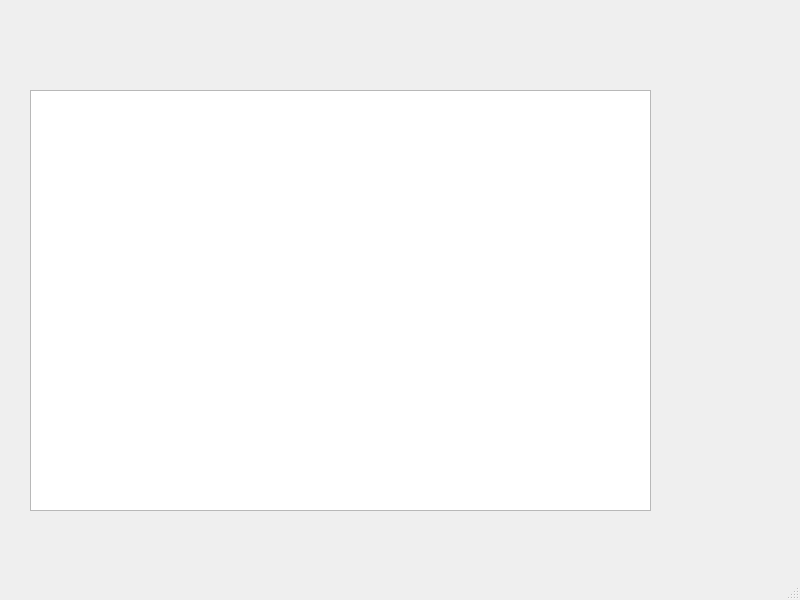
Old version of the form QT/7/TextEditor/mainwindow.ui in the repository Loreleiyy/GikBrains.
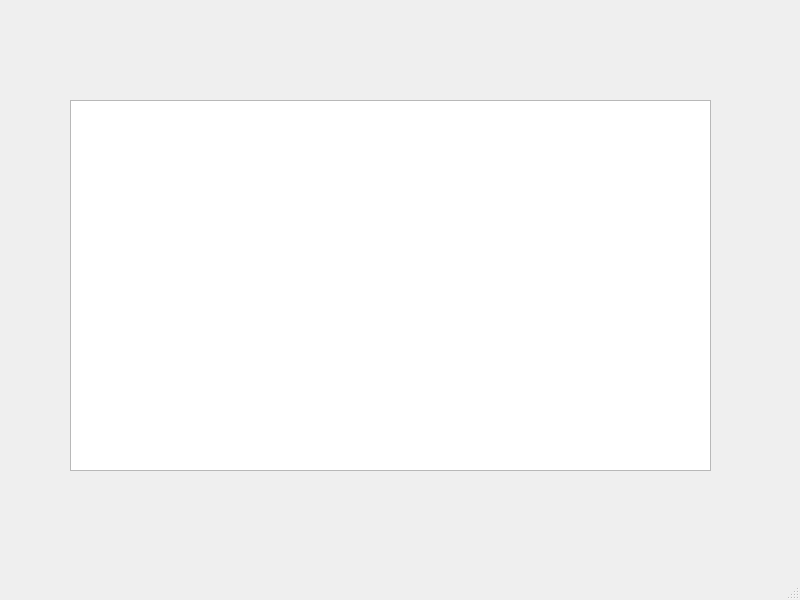
New version of the form.

What changed in the file:
```diff
--- a/QT/7/TextEditor/mainwindow.ui
+++ b/QT/7/TextEditor/mainwindow.ui
@@ -14,13 +14,13 @@
    <string>MainWindow</string>
   </property>
   <widget class="QWidget" name="centralwidget">
-   <widget class="QPlainTextEdit" name="plainTextEdit">
+   <widget class="QTextEdit" name="textEdit">
     <property name="geometry">
      <rect>
-      <x>30</x>
-      <y>90</y>
-      <width>621</width>
-      <height>421</height>
+      <x>70</x>
+      <y>100</y>
+      <width>641</width>
+      <height>371</height>
      </rect>
     </property>
    </widget>
```
